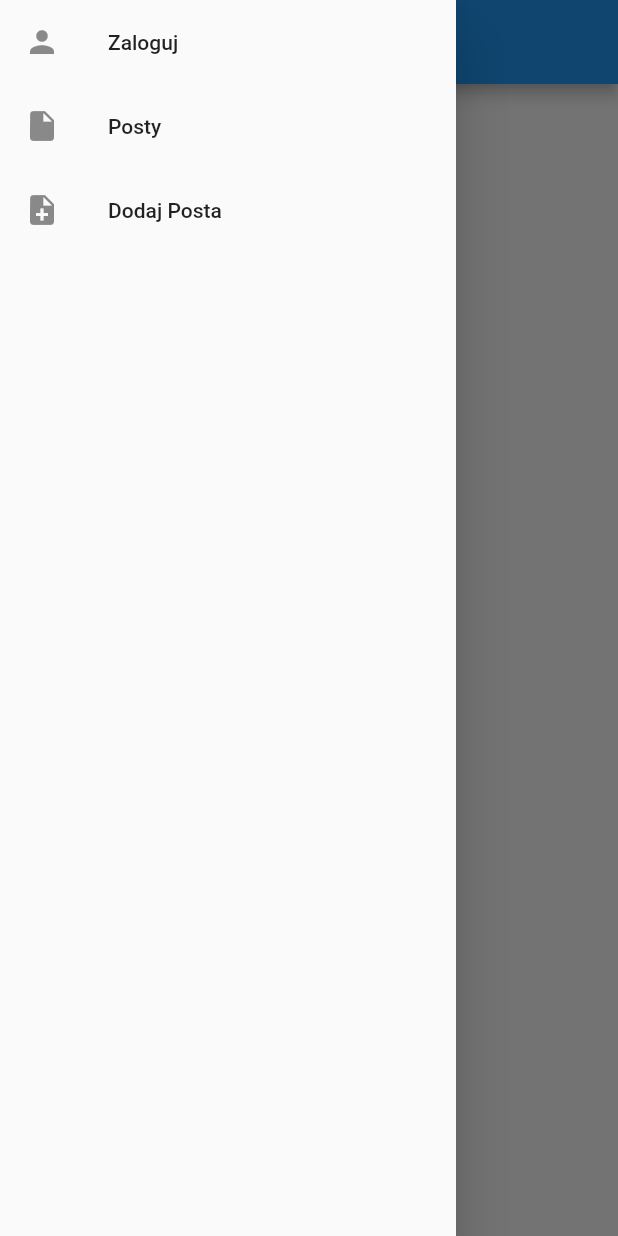
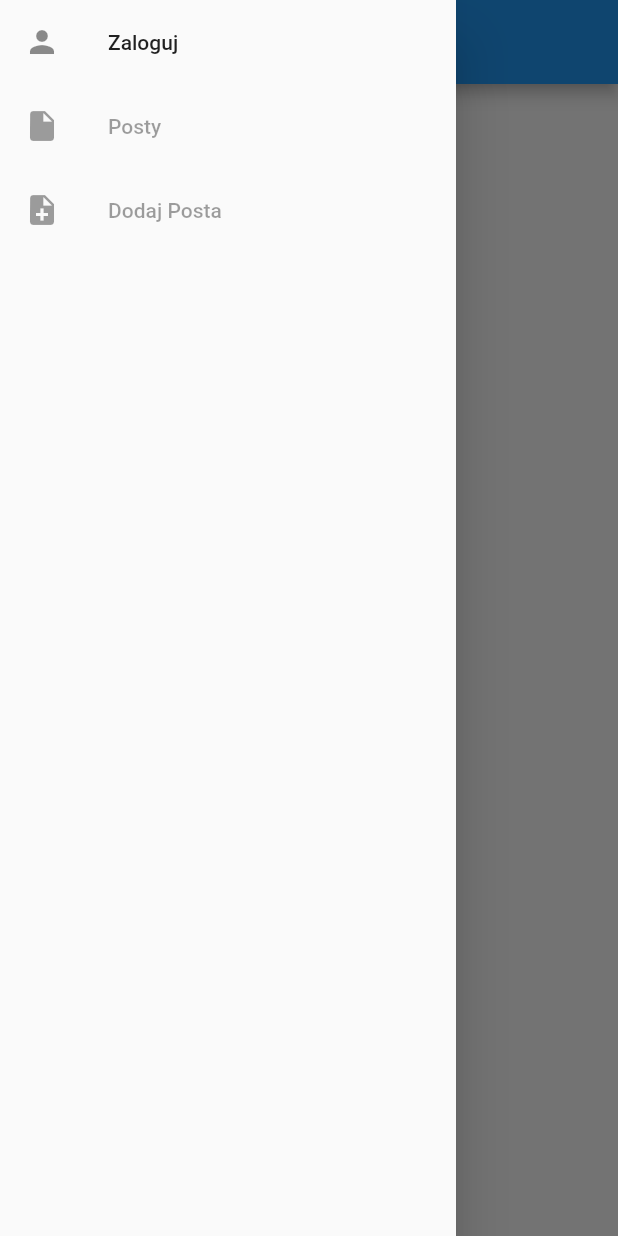
Before and after one commit to rafaldziuryk/flutter_training_2, a Flutter app: the screen it shows after launch, with the side drawer open, on a phone screen of 412 x 824 dp. Run offline on Flutter 3.47's test engine with Material 2 defaults, Android fonts, the phone set to English and light mode, and no system bars; our stand-ins replace bloc, connectivity, dio, equatable, flutter_bloc; generated files the repository leaves out were written again.

Commit message:
T6 - synchro button

```diff
--- a/lib/logic/add_post/add_post_bloc.dart
+++ b/lib/logic/add_post/add_post_bloc.dart
@@ -41,7 +41,7 @@ class AddPostBloc extends Bloc<AddPostEvent, AddPostState> {
       if (state is NeedToSync) {
         if ([ConnectivityResult.mobile, ConnectivityResult.wifi]
             .contains(data)) {
-          add(SyncAllPosts());
+          add(RefreshSyncNeedState());
         }
       }
     });
@@ -54,6 +54,9 @@ class AddPostBloc extends Bloc<AddPostEvent, AddPostState> {
     if (event is TryAddNewPost) {
       yield* addPost(event.title, event.body);
     } else if (event is SyncAllPosts) {
+      yield AddingNewPost();
+      yield await Future.delayed(Duration(seconds: 1), () => AllSynced());
+    } else if (event is RefreshSyncNeedState) {
       yield await syncIfNeed();
     }
   }
--- a/lib/logic/add_post/add_post_event.dart
+++ b/lib/logic/add_post/add_post_event.dart
@@ -19,3 +19,8 @@ class SyncAllPosts extends AddPostEvent {
   @override
   List<Object> get props => [];
 }
+
+class RefreshSyncNeedState extends AddPostEvent {
+  @override
+  List<Object> get props => null;
+}
--- a/lib/logic/add_post/add_post_state.dart
+++ b/lib/logic/add_post/add_post_state.dart
@@ -24,7 +24,7 @@ class NeedToSync extends AddPostState {
   List<Object> get props => [canSync];
 }
 
-class AllSynced extends AddPostState {
+  class AllSynced extends AddPostState {
 
   @override
   List<Object> get props => [];
--- a/lib/main.dart
+++ b/lib/main.dart
@@ -1,5 +1,6 @@
 import 'package:flutter/material.dart';
 import 'package:flutter_bloc/flutter_bloc.dart';
+import 'package:fluttertrainer2/logic/add_post/add_post_bloc.dart';
 import 'package:fluttertrainer2/logic/auth/auth_bloc.dart';
 import 'package:fluttertrainer2/view/home.dart';
 import 'package:fluttertrainer2/view/login.dart';
@@ -10,6 +11,8 @@ class MyApp extends StatelessWidget {
   @override
   Widget build(BuildContext context) {
     return BlocProvider(
+      create: (BuildContext context) => AddPostBloc(),
+      child: BlocProvider(
         create: (BuildContext context) => AuthBloc(),
         child: MaterialApp(
           title: 'Flutter Demo',
@@ -22,6 +25,7 @@ class MyApp extends StatelessWidget {
               default: return MaterialPageRoute(builder: (BuildContext context) => HomePage());
             }
           },
+        ),
       ),
     );
   }
--- a/lib/view/home.dart
+++ b/lib/view/home.dart
@@ -1,5 +1,8 @@
 import 'package:flutter/material.dart';
 import 'package:flutter_bloc/flutter_bloc.dart';
+import 'package:fluttertrainer2/logic/add_post/add_post_bloc.dart';
+import 'package:fluttertrainer2/logic/add_post/add_post_event.dart';
+import 'package:fluttertrainer2/logic/add_post/add_post_state.dart';
 import 'package:fluttertrainer2/logic/auth/auth_bloc.dart';
 import 'package:fluttertrainer2/logic/auth/auth_event.dart';
 import 'package:fluttertrainer2/logic/auth/auth_state.dart';
@@ -19,6 +22,23 @@ class _HomePageState extends State<HomePage> {
     return Scaffold(
       appBar: AppBar(
         title: Text("My App"),
+        actions: <Widget>[
+          BlocBuilder<AddPostBloc, AddPostState>(builder: (BuildContext context, AddPostState state) {
+            if (state is AddingNewPost) {
+              return CircularProgressIndicator();
+            } else if (state is AllSynced) {
+              return Icon(Icons.check_circle_outline);
+            } else if (state is NeedToSync) {
+              return IconButton(
+                icon: Icon(state.canSync ? Icons.sync : Icons.sync_disabled),
+                onPressed: state.canSync ? () => BlocProvider.of<AddPostBloc>(context).add(SyncAllPosts()) : null,
+              );
+            } else {
+              return Container();
+            }
+          },
+          )
+        ],
       ),
       body: body(),
       drawer: Drawer(
@@ -59,7 +79,7 @@ class _HomePageState extends State<HomePage> {
                     enabled = state.user.hasRole("posts");
                   }
                   return ListTile(
-                      enabled: true,
+                      enabled: enabled,
                       leading: Icon(Icons.insert_drive_file),
                       title: Text("Posty"),
                       onTap: () {
@@ -77,7 +97,7 @@ class _HomePageState extends State<HomePage> {
                     enabled = state.user.hasRole("add_post");
                   }
                   return ListTile(
-                      enabled: true,
+                      enabled: enabled,
                       leading: Icon(Icons.note_add),
                       title: Text("Dodaj Posta"),
                       onTap: () {
```
Also changed, not shown: lib/view/add_post.dart (+1 -18 lines). Lines whose indentation alone changed are shown as unchanged.
